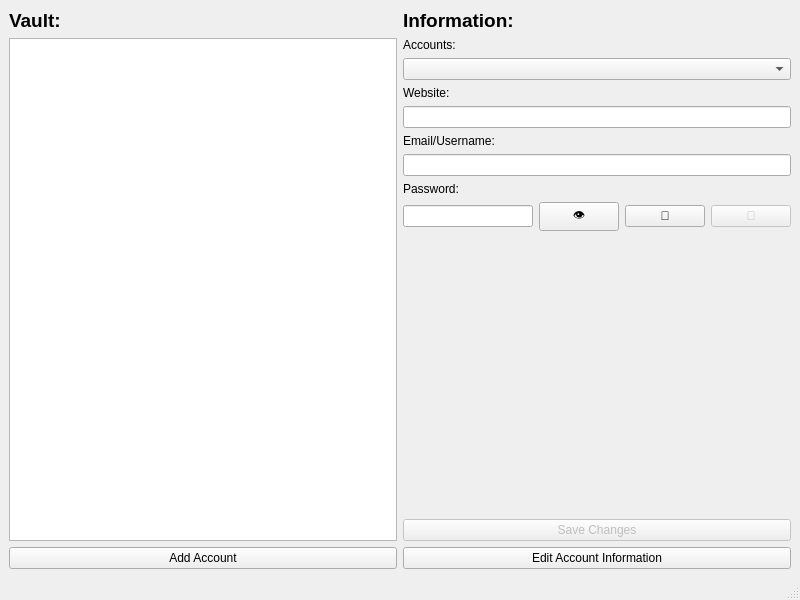
This is Desktop App/GUI/TwoKey/manager.ui in Satharus/TwoKey as Qt 5 draws it before an edit. The edited form follows.
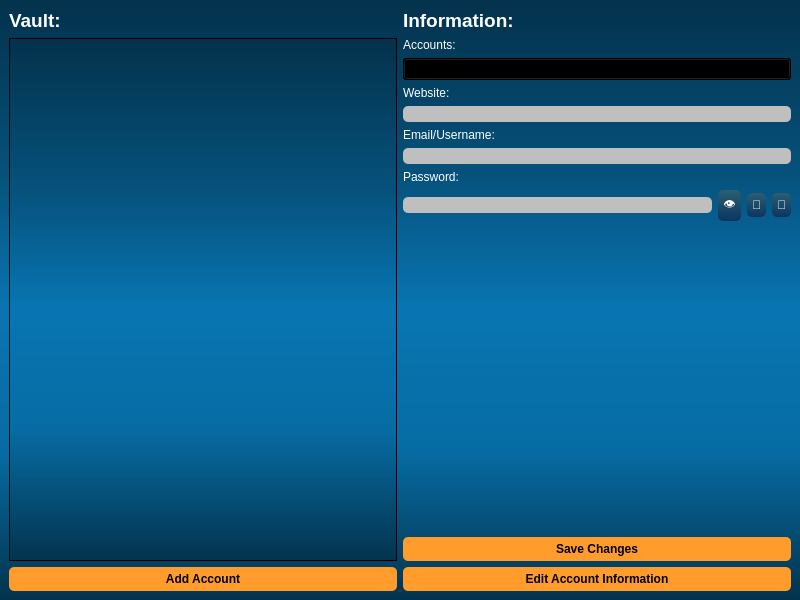
This is the edited form.

Commit message: Added style sheet for all components except QListWidget and QComboBox

The edit to the form file:
```diff
--- a/Desktop App/GUI/TwoKey/manager.ui
+++ b/Desktop App/GUI/TwoKey/manager.ui
@@ -13,22 +13,71 @@
   <property name="windowTitle">
    <string>TwoKey Vault</string>
   </property>
+  <property name="styleSheet">
+   <string notr="true">QWidget
+{
+	background-color: qlineargradient(spread:repeat, x1:1, y1:0, x2:1, y2:1, stop:0.00480769 rgba(3, 50, 76, 255),stop:0.293269 rgba(6, 82, 125, 255),stop:0.514423 rgba(8, 117, 178, 255),stop:0.745192 rgba(7, 108, 164, 255),stop:1 rgba(3, 51, 77, 255));
+	color: #000000;
+
+}</string>
+  </property>
   <widget class="QWidget" name="centralwidget">
    <layout class="QHBoxLayout" name="horizontalLayout_2">
     <item>
      <layout class="QVBoxLayout" name="verticalLayout">
       <item>
        <widget class="QLabel" name="vault_label">
+        <property name="styleSheet">
+         <string notr="true">QLabel
+{
+	background-color: transparent;
+	color: #fff;
+
+}
+</string>
+        </property>
         <property name="text">
          <string>&lt;html&gt;&lt;head/&gt;&lt;body&gt;&lt;p&gt;&lt;span style=&quot; font-size:14pt; font-weight:600;&quot;&gt;Vault:&lt;/span&gt;&lt;/p&gt;&lt;/body&gt;&lt;/html&gt;</string>
         </property>
        </widget>
       </item>
       <item>
-       <widget class="QListWidget" name="accounts_list"/>
+       <widget class="QListWidget" name="accounts_list">
+        <property name="styleSheet">
+         <string notr="true"/>
+        </property>
+       </widget>
       </item>
       <item>
        <widget class="QPushButton" name="pushButton_3">
+        <property name="styleSheet">
+         <string notr="true">QPushButton
+{
+	background-color: #ff9c2b;
+	color: #000000;
+	font-weight: bold;
+	border-style: solid;
+	border-color: #000000;
+	border-radius: 5px;
+	padding: 5px;
+
+}
+
+
+QPushButton::hover
+{
+	background-color: #ffaf5d;
+
+}
+
+
+QPushButton::pressed
+{
+	background-color: #dd872f;
+
+}
+</string>
+        </property>
         <property name="text">
          <string>Add Account</string>
         </property>
@@ -40,6 +89,15 @@
      <layout class="QVBoxLayout" name="verticalLayout_2">
       <item>
        <widget class="QLabel" name="information_label">
+        <property name="styleSheet">
+         <string notr="true">QLabel
+{
+	background-color: transparent;
+	color: #fff;
+
+}
+</string>
+        </property>
         <property name="text">
          <string>&lt;html&gt;&lt;head/&gt;&lt;body&gt;&lt;p&gt;&lt;span style=&quot; font-size:14pt; font-weight:600;&quot;&gt;Information:&lt;/span&gt;&lt;/p&gt;&lt;/body&gt;&lt;/html&gt;</string>
         </property>
@@ -47,16 +105,38 @@
       </item>
       <item>
        <widget class="QLabel" name="accounts_label">
+        <property name="styleSheet">
+         <string notr="true">QLabel
+{
+	background-color: transparent;
+	color: #fff;
+
+}
+</string>
+        </property>
         <property name="text">
          <string>&lt;html&gt;&lt;head/&gt;&lt;body&gt;&lt;p&gt;Accounts:&lt;/p&gt;&lt;/body&gt;&lt;/html&gt;</string>
         </property>
        </widget>
       </item>
       <item>
-       <widget class="QComboBox" name="comboBox"/>
+       <widget class="QComboBox" name="comboBox">
+        <property name="styleSheet">
+         <string notr="true"/>
+        </property>
+       </widget>
       </item>
       <item>
        <widget class="QLabel" name="website_label">
+        <property name="styleSheet">
+         <string notr="true">QLabel
+{
+	background-color: transparent;
+	color: #fff;
+
+}
+</string>
+        </property>
         <property name="text">
          <string>Website:</string>
         </property>
@@ -64,6 +144,19 @@
       </item>
       <item>
        <widget class="QLineEdit" name="website">
+        <property name="styleSheet">
+         <string notr="true">QLineEdit
+{
+	background-color: #bfbfbf;
+	color: #000000;
+	border-style: solid;
+	border-color: #141414;
+	border-radius: 5px;
+	padding-left: 10px;
+
+}
+</string>
+        </property>
         <property name="readOnly">
          <bool>true</bool>
         </property>
@@ -71,6 +164,15 @@
       </item>
       <item>
        <widget class="QLabel" name="username_label">
+        <property name="styleSheet">
+         <string notr="true">QLabel
+{
+	background-color: transparent;
+	color: #fff;
+
+}
+</string>
+        </property>
         <property name="text">
          <string>Email/Username:</string>
         </property>
@@ -78,6 +180,19 @@
       </item>
       <item>
        <widget class="QLineEdit" name="username">
+        <property name="styleSheet">
+         <string notr="true">QLineEdit
+{
+	background-color: #bfbfbf;
+	color: #000000;
+	border-style: solid;
+	border-color: #141414;
+	border-radius: 5px;
+	padding-left: 10px;
+
+}
+</string>
+        </property>
         <property name="readOnly">
          <bool>true</bool>
         </property>
@@ -85,6 +200,15 @@
       </item>
       <item>
        <widget class="QLabel" name="password_label">
+        <property name="styleSheet">
+         <string notr="true">QLabel
+{
+	background-color: transparent;
+	color: #fff;
+
+}
+</string>
+        </property>
         <property name="text">
          <string>Password:</string>
         </property>
@@ -94,6 +218,19 @@
        <layout class="QHBoxLayout" name="horizontalLayout">
         <item>
          <widget class="QLineEdit" name="password">
+          <property name="styleSheet">
+           <string notr="true">QLineEdit
+{
+	background-color: #bfbfbf;
+	color: #000000;
+	border-style: solid;
+	border-color: #141414;
+	border-radius: 5px;
+	padding-left: 10px;
+
+}
+</string>
+          </property>
           <property name="echoMode">
            <enum>QLineEdit::Password</enum>
           </property>
@@ -104,6 +241,13 @@
         </item>
         <item>
          <widget class="QPushButton" name="showpassword_button">
+          <property name="styleSheet">
+           <string notr="true">	background-color: qlineargradient(spread:pad, x1:1, y1:0, x2:1, y2:1, stop:0 rgba(42, 95, 113, 255),stop:1 rgba(12, 53, 97, 255));
+	color: #fff;
+	border: 0px;
+	border-radius: 5px;
+	padding: 5px;</string>
+          </property>
           <property name="text">
            <string>👁</string>
           </property>
@@ -111,6 +255,13 @@
         </item>
         <item>
          <widget class="QPushButton" name="copypassword_button">
+          <property name="styleSheet">
+           <string notr="true">	background-color: qlineargradient(spread:pad, x1:1, y1:0, x2:1, y2:1, stop:0 rgba(42, 95, 113, 255),stop:1 rgba(12, 53, 97, 255));
+	color: #fff;
+	border: 0px;
+	border-radius: 5px;
+	padding: 5px;</string>
+          </property>
           <property name="text">
            <string>📄</string>
           </property>
@@ -121,6 +272,13 @@
           <property name="enabled">
            <bool>false</bool>
           </property>
+          <property name="styleSheet">
+           <string notr="true">	background-color: qlineargradient(spread:pad, x1:1, y1:0, x2:1, y2:1, stop:0 rgba(42, 95, 113, 255),stop:1 rgba(12, 53, 97, 255));
+	color: #fff;
+	border: 0px;
+	border-radius: 5px;
+	padding: 5px;</string>
+          </property>
           <property name="text">
            <string>🔄</string>
           </property>
@@ -146,6 +304,34 @@
         <property name="enabled">
          <bool>false</bool>
         </property>
+        <property name="styleSheet">
+         <string notr="true">QPushButton
+{
+	background-color: #ff9c2b;
+	color: #000000;
+	font-weight: bold;
+	border-style: solid;
+	border-color: #000000;
+	border-radius: 5px;
+	padding: 5px;
+
+}
+
+
+QPushButton::hover
+{
+	background-color: #ffaf5d;
+
+}
+
+
+QPushButton::pressed
+{
+	background-color: #dd872f;
+
+}
+</string>
+        </property>
         <property name="text">
          <string>Save Changes</string>
         </property>
@@ -153,6 +339,34 @@
       </item>
       <item>
        <widget class="QPushButton" name="edit_button">
+        <property name="styleSheet">
+         <string notr="true">QPushButton
+{
+	background-color: #ff9c2b;
+	color: #000000;
+	font-weight: bold;
+	border-style: solid;
+	border-color: #000000;
+	border-radius: 5px;
+	padding: 5px;
+
+}
+
+
+QPushButton::hover
+{
+	background-color: #ffaf5d;
+
+}
+
+
+QPushButton::pressed
+{
+	background-color: #dd872f;
+
+}
+</string>
+        </property>
         <property name="text">
          <string>Edit Account Information</string>
         </property>
@@ -162,17 +376,6 @@
     </item>
    </layout>
   </widget>
-  <widget class="QMenuBar" name="menubar">
-   <property name="geometry">
-    <rect>
-     <x>0</x>
-     <y>0</y>
-     <width>800</width>
-     <height>24</height>
-    </rect>
-   </property>
-  </widget>
-  <widget class="QStatusBar" name="statusbar"/>
  </widget>
  <resources/>
  <connections/>
```
The commit also changes 4 other files.
